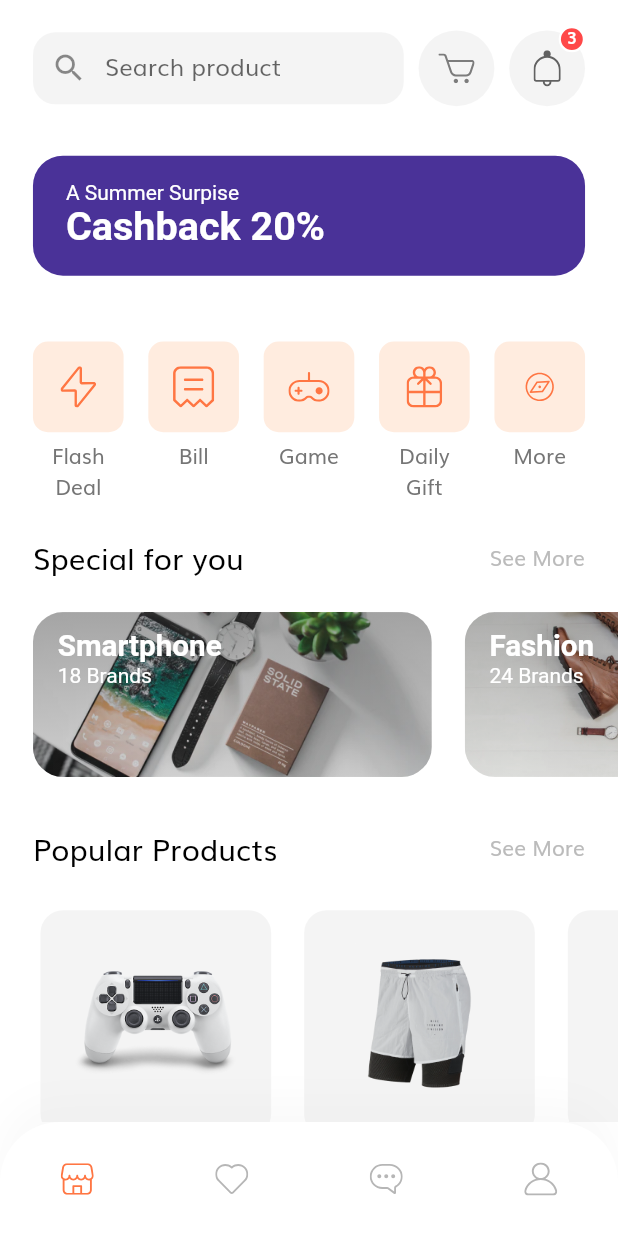
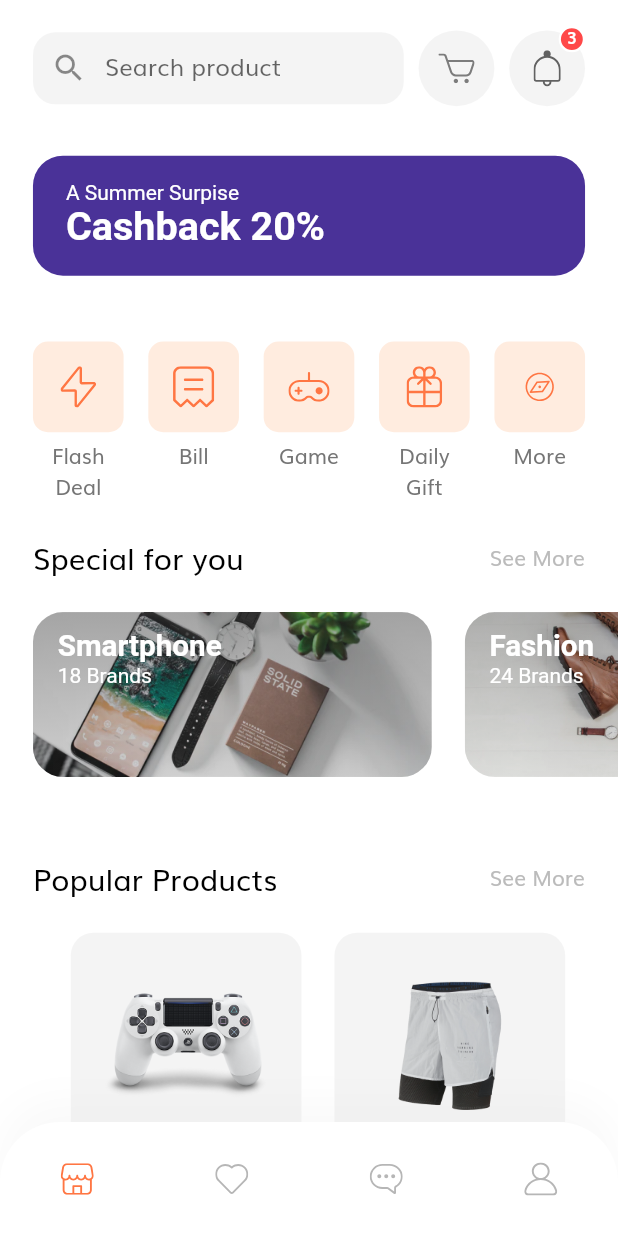
Before and after one commit to pramodaya/ecom_admin_app, a Flutter app: the HomeScreen screen opened by its route, on a phone screen of 412 x 824 dp. Run offline on Flutter 3.47's test engine with Material 2 defaults, Android fonts, the phone set to English and light mode, and no system bars; our stand-ins replace flutter_svg; accounts and stored records are empty.

Commit message:
duel product in a row added

```diff
--- a/lib/models/Product.dart
+++ b/lib/models/Product.dart
@@ -91,7 +91,7 @@ List<Product> demoProducts = [
       Color(0xFFDECB9C),
       Colors.white,
     ],
-    title: "Logitech Head",
+    title: "Logitech Head Omega - Polygon          ",
     price: 20.20,
     description: description,
     rating: 4.1,
--- a/lib/screens/home/components/popular_product.dart
+++ b/lib/screens/home/components/popular_product.dart
@@ -6,9 +6,27 @@ import '../../../size_config.dart';
 import 'section_title.dart';
 
 class PopularProducts extends StatelessWidget {
+
+  var p1 = demoProducts;
+  List<Widget> productList = [];
+  List<Widget> rowList = [];
+
+  PopularProducts(){
+    productList = getWidgets(productList);
+
+
+    rowList = productList.map((element) {
+              return element;
+            }).toList();
+  // productList.map((e) => rowList.add(e));
+  }
+
   @override
   Widget build(BuildContext context) {
-    return Column(
+
+    return SingleChildScrollView(
+      padding: EdgeInsets.symmetric(vertical: 20),
+      child: Column(
         children: [
           Padding(
             padding:
@@ -16,32 +34,34 @@ class PopularProducts extends StatelessWidget {
             child: SectionTitle(title: "Popular Products", press: () {}),
           ),
           SizedBox(height: getProportionateScreenWidth(20)),
-        SingleChildScrollView(
-          scrollDirection: Axis.horizontal,
-          child: Padding(padding: EdgeInsets.all(5),
-          child: Row(
-            children : [
-                            ...List.generate(
-                demoProducts.length,
-                (index) {
-                  if (demoProducts[index].isPopular) {
-                    return ProductCard(product: demoProducts[index]);
-                  }
-
-                  return const SizedBox
-                      .shrink(); // here by default width and height is 0
-                },
+          ...rowList.map((e) {return e;}
           ),
-              SizedBox(width: getProportionateScreenWidth(20)),
-            ]
+        ],
       ),
-          )
-        )
-      ],
     );
   }
 }
 
+List<Widget> getWidgets(List<Widget> wlist) {
+    var p1 = demoProducts;
+    for (int i = 0; i < p1.length-1; i++) {
+      wlist.add(
+        Container(
+          alignment: FractionalOffset.center,
+          margin: const EdgeInsets.fromLTRB(0, 0, 10, 40.0),
+          child: Row(
+          mainAxisAlignment: MainAxisAlignment.center,
+          crossAxisAlignment: CrossAxisAlignment.center,
+          children: <Widget>[
+            ProductCard(product: p1[i]),
+            ProductCard(product: p1[i+1]),
+
+          ],
+              ),
+        ));
+    }
+    return wlist;
+  }
 
 
 
```
Lines whose indentation alone changed are shown as unchanged.
